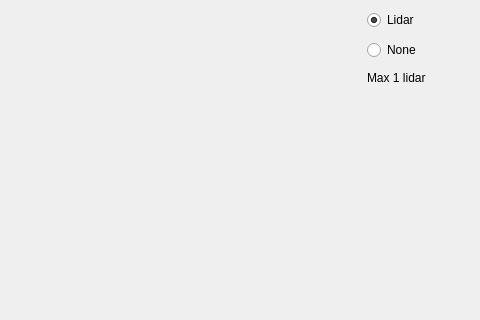
First picture: the form in LIDAR/environment_test/simulatemapwindow.ui, repository madmilla/THO78-Roborescue, before the edit; both pictures show x 193 to 673 and y 0 to 320 of the 673 by 475 pixel window.
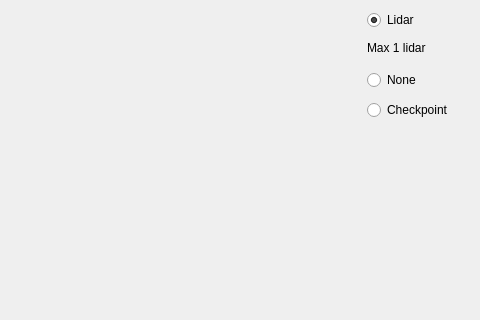
Second picture: the form after the edit.

Commit message:
Lidar checkpoints
Lidar checkpoints fixed

```diff
--- a/LIDAR/environment_test/simulatemapwindow.ui
+++ b/LIDAR/environment_test/simulatemapwindow.ui
@@ -46,7 +46,7 @@
    <property name="geometry">
     <rect>
      <x>560</x>
-     <y>40</y>
+     <y>70</y>
      <width>102</width>
      <height>20</height>
     </rect>
@@ -59,7 +59,7 @@
    <property name="geometry">
     <rect>
      <x>560</x>
-     <y>70</y>
+     <y>40</y>
      <width>71</width>
      <height>16</height>
     </rect>
@@ -68,6 +68,19 @@
     <string>Max 1 lidar</string>
    </property>
   </widget>
+  <widget class="QRadioButton" name="checkpointButton">
+   <property name="geometry">
+    <rect>
+     <x>560</x>
+     <y>100</y>
+     <width>102</width>
+     <height>20</height>
+    </rect>
+   </property>
+   <property name="text">
+    <string>Checkpoint</string>
+   </property>
+  </widget>
  </widget>
  <resources/>
  <connections/>
```
The commit also changes 10 other files.
